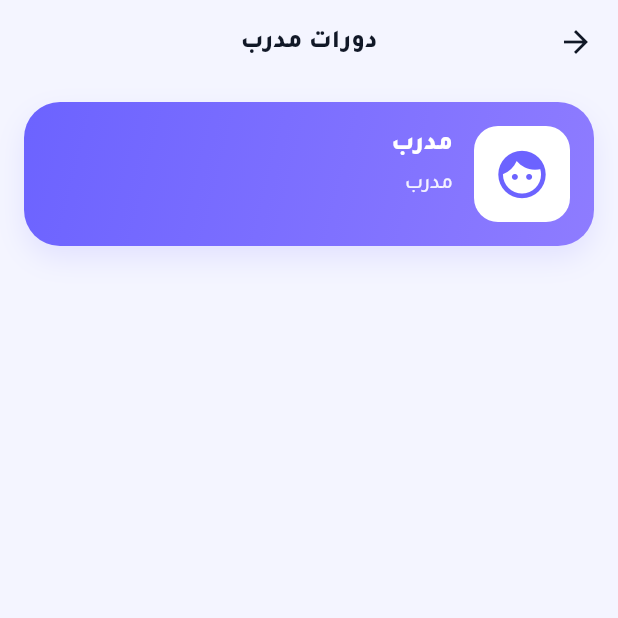
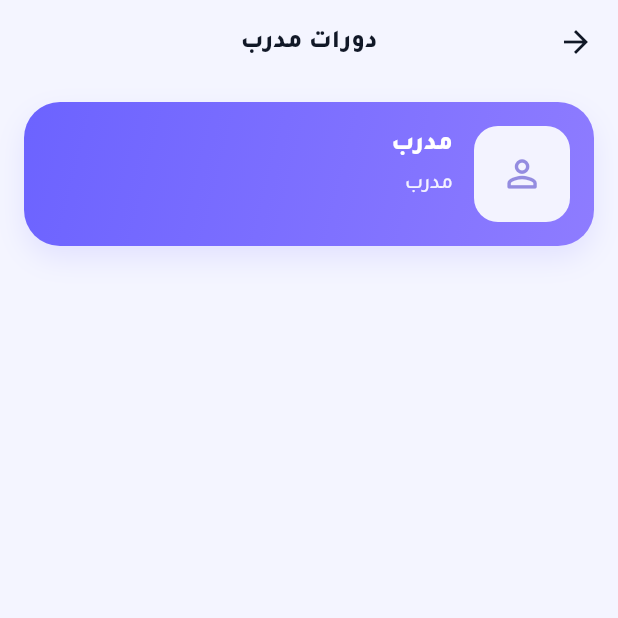
Before and after one commit to obaifad/coursy, a Flutter app: the InstructorCoursesView screen opened by its route, on a phone screen of 412 x 824 dp, the top half of it. Run offline on Flutter 3.47's test engine with Material 3 defaults, Android fonts, the phone set to English and light mode, and no system bars; our stand-ins replace cached_network_image, dio, firebase_core, firebase_crashlytics, firebase_messaging, flutter_local_notifications and 8 more; missing offline and left inert: workmanager; accounts and stored records are empty; network calls fail.

Commit message:
Instructor placeholder: initials instead of cartoon faces
Without a photo (or when it fails to load) instructors showed Material's
face_6/face_3/face icons, large and in brand purple. All five places
(course details, instructor details, instructor courses header, row and
mini cards) now use InstructorPlaceholder: the first letters of the first
and last name on a light lavender fill, titles and the Arabic article
skipped, letters kept unjoined with a ZWNJ. Without a name it shows a
neutral outlined person icon. The row card thumb also falls back on a
failed image instead of a blank tile.

Co-Authored-By: Claude Opus 5.5 <noreply@anthropic.com>

```diff
--- a/my_app/lib/modules/courses/views/instructor_courses_view.dart
+++ b/my_app/lib/modules/courses/views/instructor_courses_view.dart
@@ -114,8 +114,12 @@ class _InstructorHeader extends StatelessWidget {
           Container(
             width: 64,
             height: 64,
+            clipBehavior: Clip.antiAlias,
             decoration: BoxDecoration(color: Colors.white, borderRadius: BorderRadius.circular(AppRadius.md)),
-            child: Obx(() => Icon(instructorHeadIcon(controller.gender.value), color: AppColors.primary, size: 38)),
+            child: Obx(() {
+              final name = controller.instructorName.value;
+              return InstructorPlaceholder(name: name == 'instructor_default'.tr ? null : name);
+            }),
           ),
           const SizedBox(width: 14),
           Expanded(
--- a/my_app/lib/widgets/design_system.dart
+++ b/my_app/lib/widgets/design_system.dart
@@ -1,3 +1,5 @@
+import 'dart:math' as math;
+
 import 'package:flutter/material.dart';
 import 'package:flutter/services.dart';
 import 'package:get/get.dart';
@@ -22,3 +24,4 @@ part 'design_system/hero_header.dart';
 part 'design_system/brand_bar.dart';
 part 'design_system/row_cards.dart';
 part 'design_system/entity_cards.dart';
+part 'design_system/instructor_placeholder.dart';
--- /dev/null
+++ b/my_app/lib/widgets/design_system/instructor_placeholder.dart
@@ -0,0 +1,70 @@
+part of '../design_system.dart';
+
+/// بديل صورة المدرّس (لا صورة أو فشل تحميلها): الحرفان الأولان من اسمه على خلفية بنفسجية خفيفة، وأيقونة
+/// شخص محايدة إن لم يُعرف الاسم. يملأ المساحة التي يعطيها الأب، والأب يقصّها (دائرة أو مربع مدوّر).
+///
+/// [onDark] فوق تدرّج الهوية: نص أبيض على خلفية بيضاء شفافة.
+class InstructorPlaceholder extends StatelessWidget {
+  const InstructorPlaceholder({super.key, required this.name, this.onDark = false});
+
+  final String? name;
+  final bool onDark;
+
+  @override
+  Widget build(BuildContext context) {
+    final initials = instructorInitials(name);
+    final foreground = onDark ? Colors.white : AppColors.primaryInk;
+    return ColoredBox(
+      color: onDark ? Colors.white.withValues(alpha: 0.16) : AppColors.primary.withValues(alpha: 0.08),
+      child: LayoutBuilder(
+        builder: (context, constraints) {
+          final side = math.min(constraints.maxWidth, constraints.maxHeight);
+          if (initials.isEmpty) {
+            return Center(
+              child: Icon(
+                Icons.person_outline_rounded,
+                size: side * 0.46,
+                color: foreground.withValues(alpha: onDark ? 0.9 : 0.6),
+              ),
+            );
+          }
+          return Center(
+            child: Text(
+              initials,
+              maxLines: 1,
+              // الحجم يتبع المساحة لا تكبير خط النظام: الحروف جزء من الصورة.
+              textScaler: TextScaler.noScaling,
+              style: AppFonts.tajawal(fontSize: side * 0.34, fontWeight: FontWeight.w700, color: foreground, height: 1),
+            ),
+          );
+        },
+      ),
+    );
+  }
+}
+
+/// ألقاب تُتجاهل قبل أخذ الحروف («د. سامر» → «س»).
+const _nameTitles = {
+  'د', 'دكتور', 'الدكتور', 'دكتورة', 'الدكتورة', 'أ', 'ا', 'أد', 'الأستاذ', 'الاستاذ', 'أستاذ', 'استاذ', //
+  'الأستاذة', 'الاستاذة', 'أستاذة', 'م', 'مهندس', 'المهندس', 'مهندسة', 'المهندسة', //
+  'dr', 'prof', 'mr', 'mrs', 'ms', 'eng', 'teacher',
+};
+
+/// أول حرف من أول اسم وآخره: «عبد الرحمن الخطيب» → «ع‌خ». بين الحرفين فاصل منع الوصل (ZWNJ) كي لا
+/// يتّصل الحرفان العربيان فيصيرا كلمة. «ال» التعريف لا يُعدّ حرفاً («الحسيني» → «ح»).
+String instructorInitials(String? name) {
+  final words = (name ?? '')
+      .split(RegExp(r'\s+'))
+      .map((w) => w.replaceAll(RegExp(r'[^\p{L}]', unicode: true), ''))
+      .where((w) => w.isNotEmpty && !_nameTitles.contains(w.toLowerCase()))
+      .toList();
+  if (words.isEmpty) return '';
+
+  String initial(String word) {
+    final stripped = word.length > 3 && word.startsWith('ال') ? word.substring(2) : word;
+    return stripped.characters.first.toUpperCase();
+  }
+
+  final first = initial(words.first);
+  return words.length == 1 ? first : '$first‌${initial(words.last)}';
+}
```
Also changed, not shown: my_app/lib/modules/courses/views/course_details/info_tabs.dart (+2 -16 lines), my_app/lib/modules/instructors/views/instructor_details_view.dart (+1 -6 lines), my_app/lib/widgets/design_system/entity_cards.dart (+12 -27 lines), 1 other file.
